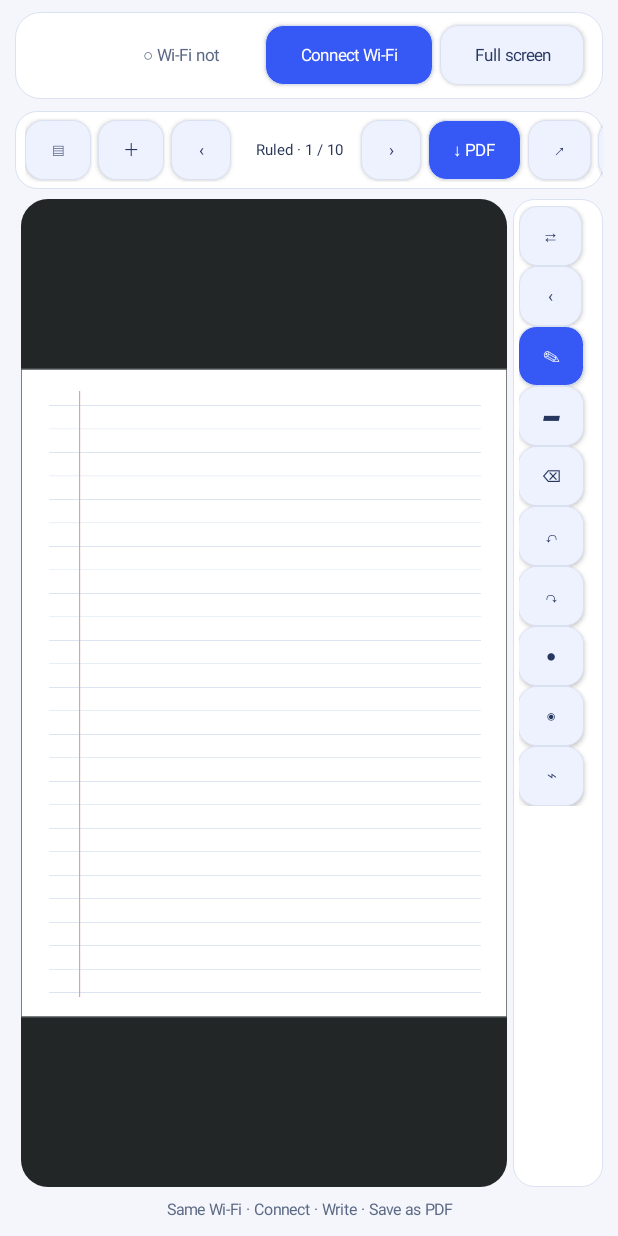
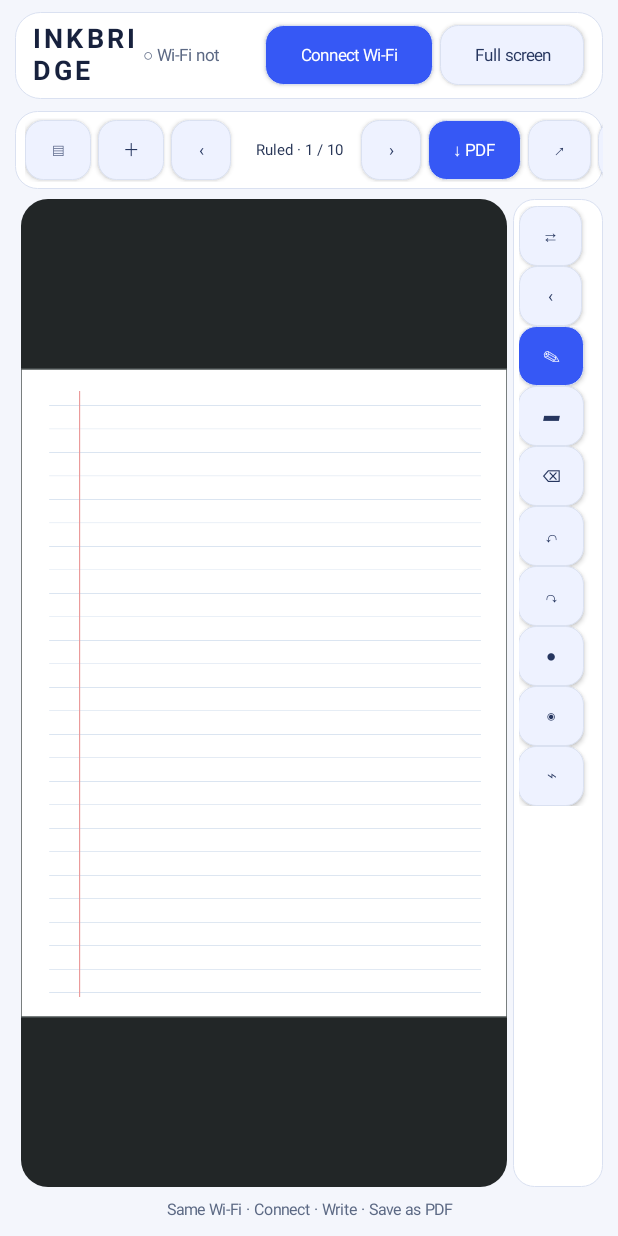
Before and after one commit to ahmed1-khaled/InkBridge, an Android app: the screen it shows after launch (MainActivity), on a phone screen of 412 x 824 dp. Run offline under Robolectric (Android 15) with nearby library versions, the phone set to English and light mode, and no system bars.

Commit message:
Ensure tablet brand has readable contrast on the light header

```diff
--- a/android-app/src/main/java/com/inkbridge/app/MainActivity.kt
+++ b/android-app/src/main/java/com/inkbridge/app/MainActivity.kt
@@ -142,7 +142,7 @@ class MainActivity : Activity() {
             text = "INKBRIDGE"
             textSize = 18f
             letterSpacing = 0.12f
-            setTextColor(Color.WHITE)
+            setTextColor(Color.rgb(23, 33, 61))
             setTypeface(null, android.graphics.Typeface.BOLD)
         }
         statusText = TextView(this).apply {
```
